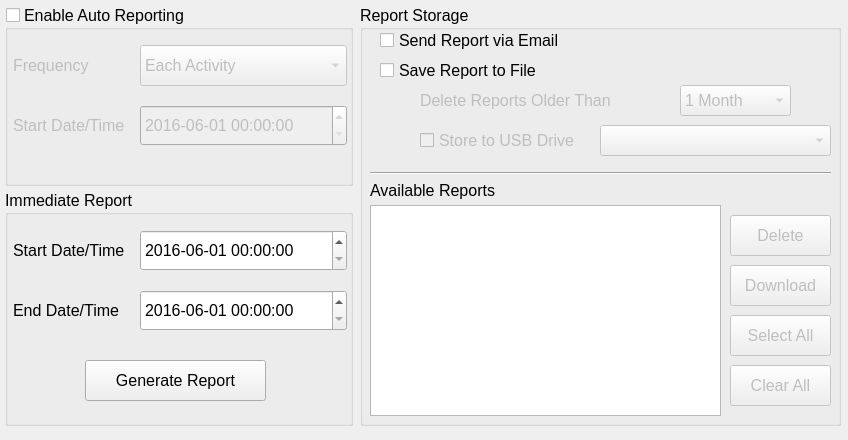
Above: Key/reportcontrolwidget.ui from BuzzSiler/keycodebox-key before the change. Below: the same form after it.
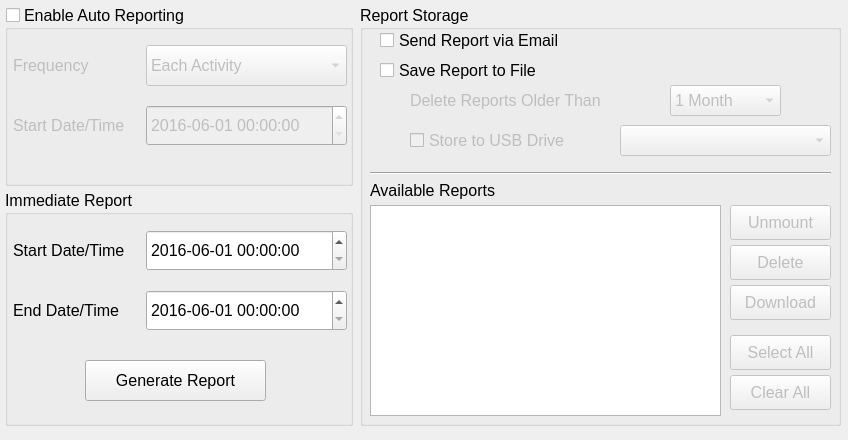
That is the form after the change.

Commit message: finished changes to support unmounting usb drive from ui and support for code imported to import codes from json, xml and csv files

Patch:
```diff
--- a/Key/reportcontrolwidget.ui
+++ b/Key/reportcontrolwidget.ui
@@ -67,9 +67,9 @@
     </property>
     <property name="geometry">
      <rect>
-      <x>60</x>
+      <x>50</x>
       <y>80</y>
-      <width>261</width>
+      <width>211</width>
       <height>31</height>
      </rect>
     </property>
@@ -83,7 +83,7 @@
     </property>
     <property name="geometry">
      <rect>
-      <x>320</x>
+      <x>310</x>
       <y>80</y>
       <width>111</width>
       <height>31</height>
@@ -122,9 +122,9 @@
     </property>
     <property name="geometry">
      <rect>
-      <x>60</x>
+      <x>50</x>
       <y>120</y>
-      <width>171</width>
+      <width>211</width>
       <height>31</height>
      </rect>
     </property>
@@ -139,9 +139,9 @@
     <property name="geometry">
      <rect>
       <x>370</x>
-      <y>260</y>
+      <y>280</y>
       <width>101</width>
-      <height>41</height>
+      <height>35</height>
      </rect>
     </property>
     <property name="text">
@@ -155,9 +155,9 @@
     <property name="geometry">
      <rect>
       <x>370</x>
-      <y>210</y>
+      <y>240</y>
       <width>101</width>
-      <height>41</height>
+      <height>35</height>
      </rect>
     </property>
     <property name="text">
@@ -209,9 +209,9 @@
     </property>
     <property name="geometry">
      <rect>
-      <x>240</x>
+      <x>260</x>
       <y>120</y>
-      <width>231</width>
+      <width>211</width>
       <height>31</height>
      </rect>
     </property>
@@ -223,9 +223,9 @@
     <property name="geometry">
      <rect>
       <x>370</x>
-      <y>310</y>
+      <y>330</y>
       <width>101</width>
-      <height>41</height>
+      <height>35</height>
      </rect>
     </property>
     <property name="text">
@@ -239,15 +239,31 @@
     <property name="geometry">
      <rect>
       <x>370</x>
-      <y>360</y>
+      <y>370</y>
       <width>101</width>
-      <height>41</height>
+      <height>35</height>
      </rect>
     </property>
     <property name="text">
      <string>Clear All</string>
     </property>
    </widget>
+   <widget class="QPushButton" name="pbReportUnmountDrive">
+    <property name="enabled">
+     <bool>false</bool>
+    </property>
+    <property name="geometry">
+     <rect>
+      <x>370</x>
+      <y>200</y>
+      <width>101</width>
+      <height>35</height>
+     </rect>
+    </property>
+    <property name="text">
+     <string>Unmount</string>
+    </property>
+   </widget>
   </widget>
   <widget class="QGroupBox" name="gbImmediateReport">
    <property name="geometry">
@@ -269,9 +285,9 @@
    <widget class="QDateTimeEdit" name="dtReportStart">
     <property name="geometry">
      <rect>
-      <x>135</x>
+      <x>141</x>
       <y>40</y>
-      <width>207</width>
+      <width>201</width>
       <height>41</height>
      </rect>
     </property>
@@ -292,9 +308,9 @@
    <widget class="QDateTimeEdit" name="dtReportEnd">
     <property name="geometry">
      <rect>
-      <x>135</x>
+      <x>141</x>
       <y>100</y>
-      <width>207</width>
+      <width>201</width>
       <height>41</height>
      </rect>
     </property>
@@ -402,7 +418,7 @@
      <rect>
       <x>8</x>
       <y>40</y>
-      <width>121</width>
+      <width>131</width>
       <height>41</height>
      </rect>
     </property>
@@ -413,9 +429,9 @@
    <widget class="QComboBox" name="cbFrequency">
     <property name="geometry">
      <rect>
-      <x>135</x>
+      <x>141</x>
       <y>40</y>
-      <width>207</width>
+      <width>201</width>
       <height>41</height>
      </rect>
     </property>
@@ -453,9 +469,9 @@
    <widget class="QDateTimeEdit" name="dtStartDateTime">
     <property name="geometry">
      <rect>
-      <x>135</x>
+      <x>141</x>
       <y>100</y>
-      <width>207</width>
+      <width>201</width>
       <height>41</height>
      </rect>
     </property>
```
The commit also changes 16 other files.
